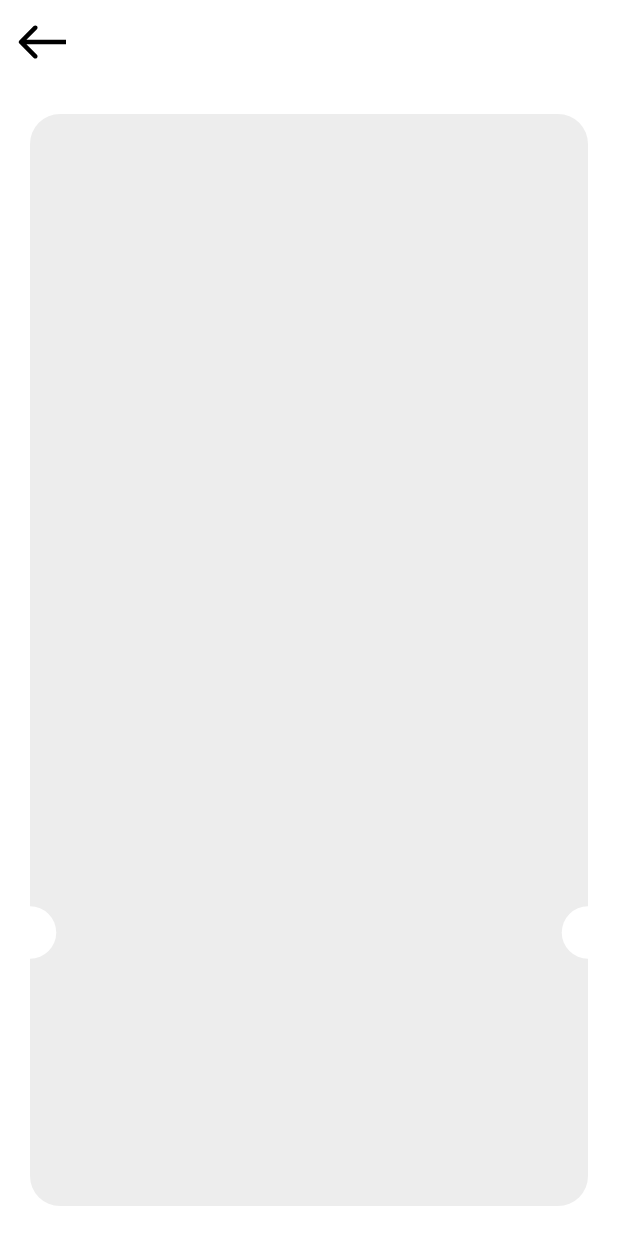
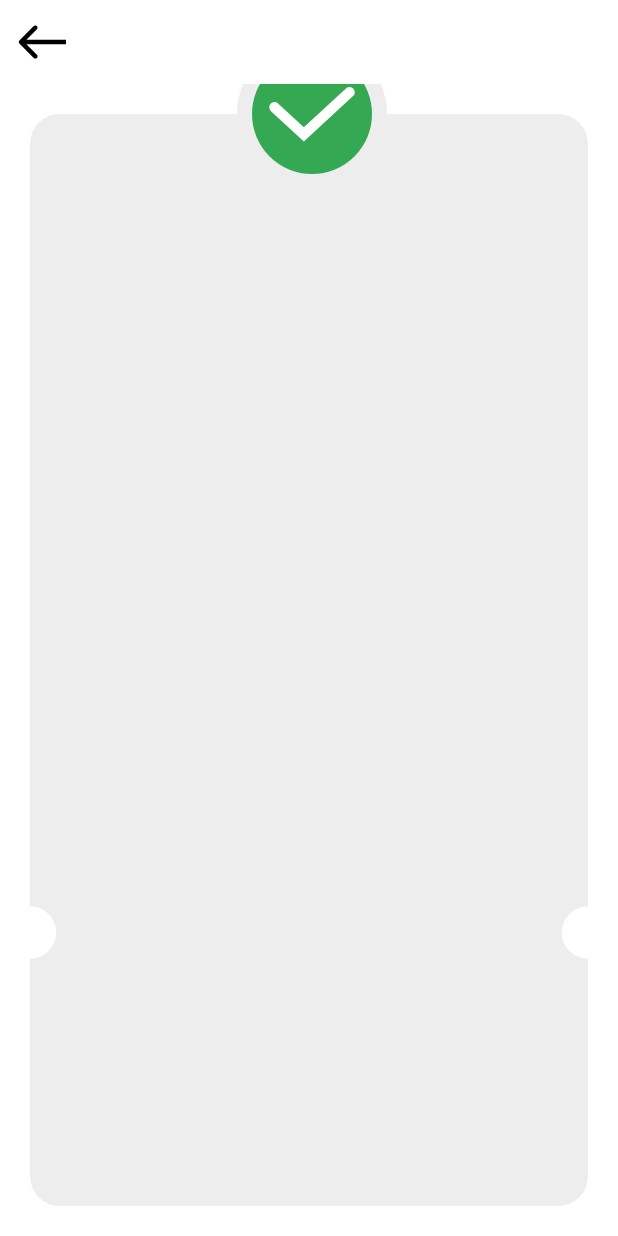
Before and after one commit to A7mednage71/Payment_App, a Flutter app: the ThankYouScreen screen opened directly, on a phone screen of 412 x 824 dp. Run offline on Flutter 3.47's test engine with Material 3 defaults, Android fonts, the phone set to English and light mode, and no system bars; our stand-ins replace flutter_credit_card, flutter_svg, google_fonts.

Commit message:
finish positioned circles of design

```diff
--- a/lib/core/utils/app_assets.dart
+++ b/lib/core/utils/app_assets.dart
@@ -25,6 +25,8 @@ class Assets {
   /// assets/paypal.svg
   static const String imagePaypal = "assets/paypal.svg";
 
+  static const String imageCheckImage = "assets/CheckImage.svg";
+
   /// PNg images
   static const String basketimage = "assets/basket.png";
 }
--- a/lib/features/checkout/presentation/views/thank_you.dart
+++ b/lib/features/checkout/presentation/views/thank_you.dart
@@ -1,5 +1,7 @@
 import 'package:flutter/material.dart';
+import 'package:flutter_svg/svg.dart';
 import 'package:payment_app/core/methods/get_app_bar.dart';
+import 'package:payment_app/core/utils/app_assets.dart';
 import 'package:payment_app/features/checkout/presentation/widgets/custom_small_container.dart';
 
 class ThankYouScreen extends StatelessWidget {
@@ -13,6 +15,7 @@ class ThankYouScreen extends StatelessWidget {
       body: Padding(
         padding: const EdgeInsets.all(20),
         child: Stack(
+          clipBehavior: Clip.none,
           children: [
             Container(
               decoration: const ShapeDecoration(
@@ -31,6 +34,20 @@ class ThankYouScreen extends StatelessWidget {
               right: -35 / 2,
               child: const CustomSmallContainer(),
             ),
+            Positioned(
+              top: -50,
+              left: 138,
+              // right: MediaQuery.sizeOf(context).width * 0.35,
+              child: CircleAvatar(
+                radius: 50,
+                backgroundColor: const Color(0xffEDEDED),
+                child: CircleAvatar(
+                  radius: 40,
+                  backgroundColor: const Color(0xff34A853),
+                  child: SvgPicture.asset(Assets.imageCheckImage),
+                ),
+              ),
+            )
           ],
         ),
       ),
```
Also changed, not shown: assets/CheckImage.svg (added).
